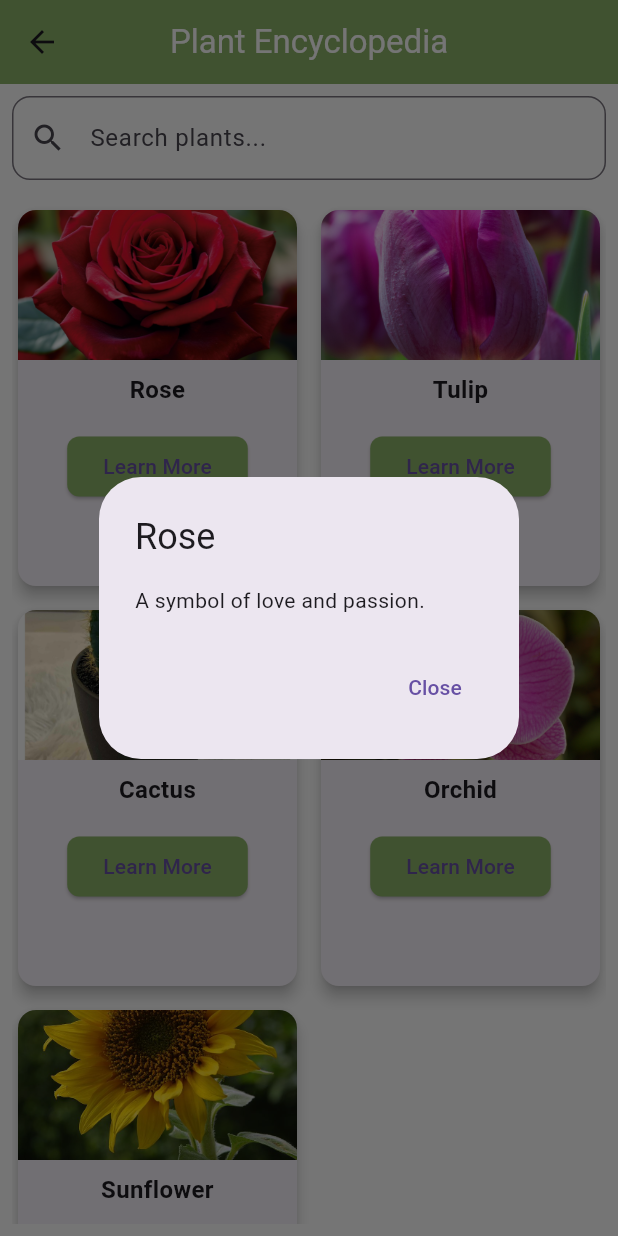
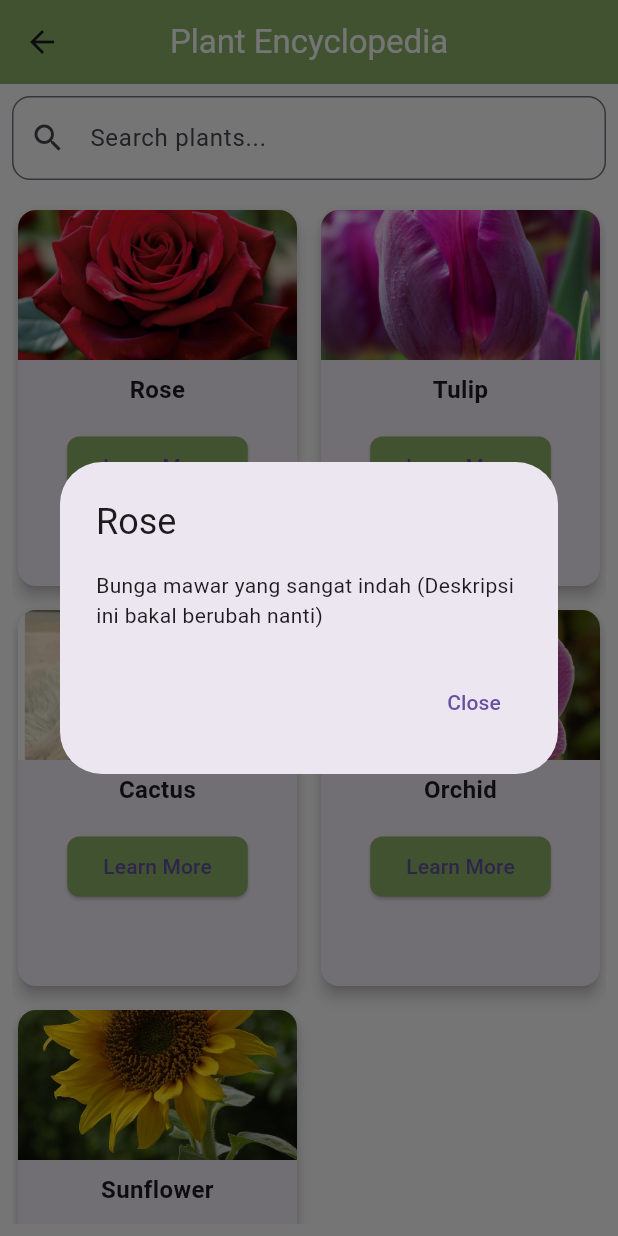
Before and after one commit to ej-aan/GrowPlants, a Flutter app: the EncyclopediaScreen screen opened directly, after a tap on "Learn More", on a phone screen of 412 x 824 dp. Run offline on Flutter 3.47's test engine with Material 3 defaults, Android fonts, the phone set to English and light mode, and no system bars.

Commit message:
feat(encyclopedia): added encyclopedia

```diff
--- a/lib/screens/encyclopedia/encyclopedia_screen.dart
+++ b/lib/screens/encyclopedia/encyclopedia_screen.dart
@@ -14,31 +14,36 @@ class _EncyclopediaScreenState extends State<EncyclopediaScreen> {
   final List<Map<String, String>> plants = const [
     {
       'name': 'Rose',
-      'description': 'A symbol of love and passion.',
+      'description':
+          'Bunga mawar yang sangat indah (Deskripsi ini bakal berubah nanti)',
       'imageUrl':
           'https://asset.kompas.com/crops/lwBZvBbN1kkeOhogiKLZusjzGCI=/83x64:1908x1280/750x500/data/photo/2021/01/31/6016a4e1c4716.jpg'
     },
     {
       'name': 'Tulip',
-      'description': 'Known for its beautiful blossoms.',
+      'description':
+          'Bunga tulip yang sangat indah (Deskripsi ini bakal berubah nanti)',
       'imageUrl':
           'https://asset.kompas.com/crops/lwBZvBbN1kkeOhogiKLZusjzGCI=/83x64:1908x1280/750x500/data/photo/2021/01/31/6016a4e1c4716.jpg'
     },
     {
       'name': 'Cactus',
-      'description': 'A resilient desert plant.',
+      'description':
+          'Kaktus yang sangat indah (Deskripsi ini bakal berubah nanti)',
       'imageUrl':
           'https://asset.kompas.com/crops/lwBZvBbN1kkeOhogiKLZusjzGCI=/83x64:1908x1280/750x500/data/photo/2021/01/31/6016a4e1c4716.jpg'
     },
     {
       'name': 'Orchid',
-      'description': 'Elegant and exotic flowers.',
+      'description':
+          'Bunga anggrek yang sangat indah (Deskripsi ini bakal berubah nanti)',
       'imageUrl':
           'https://asset.kompas.com/crops/lwBZvBbN1kkeOhogiKLZusjzGCI=/83x64:1908x1280/750x500/data/photo/2021/01/31/6016a4e1c4716.jpg'
     },
     {
       'name': 'Sunflower',
-      'description': 'Bright and cheerful blooms.',
+      'description':
+          'Bunga matahari yang sangat indah (Deskripsi ini bakal berubah nanti)',
       'imageUrl':
           'https://asset.kompas.com/crops/lwBZvBbN1kkeOhogiKLZusjzGCI=/83x64:1908x1280/750x500/data/photo/2021/01/31/6016a4e1c4716.jpg'
     },
```
